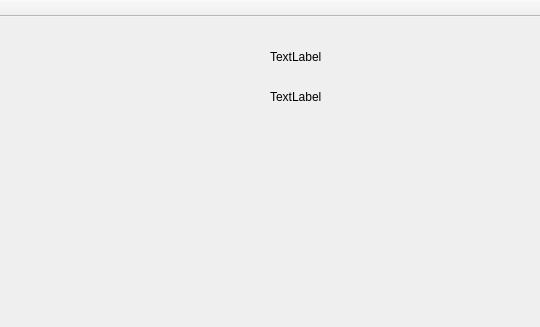
First picture: the form in mainwindow.ui, repository xinhaowang/King-new, before the edit; both pictures show x 660 to 1200 and y 0 to 327 of the 1200 by 750 pixel window.
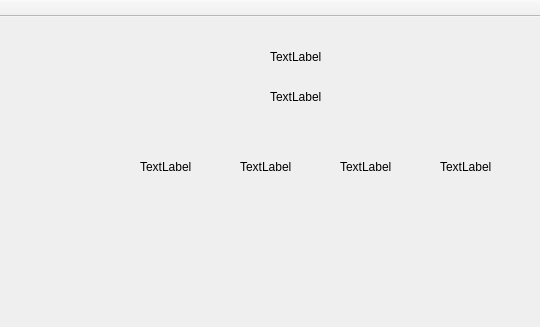
Second picture: the form after the edit.

Commit message:
finished the gold collection phase
finish the gold collection phase

What changed in the file:
```diff
--- a/mainwindow.ui
+++ b/mainwindow.ui
@@ -40,6 +40,58 @@
      <string>TextLabel</string>
     </property>
    </widget>
+   <widget class="QLabel" name="Player1_Gold">
+    <property name="geometry">
+     <rect>
+      <x>800</x>
+      <y>110</y>
+      <width>80</width>
+      <height>80</height>
+     </rect>
+    </property>
+    <property name="text">
+     <string>TextLabel</string>
+    </property>
+   </widget>
+   <widget class="QLabel" name="Player4_Gold">
+    <property name="geometry">
+     <rect>
+      <x>1100</x>
+      <y>110</y>
+      <width>80</width>
+      <height>80</height>
+     </rect>
+    </property>
+    <property name="text">
+     <string>TextLabel</string>
+    </property>
+   </widget>
+   <widget class="QLabel" name="Player3_Gold">
+    <property name="geometry">
+     <rect>
+      <x>1000</x>
+      <y>110</y>
+      <width>80</width>
+      <height>80</height>
+     </rect>
+    </property>
+    <property name="text">
+     <string>TextLabel</string>
+    </property>
+   </widget>
+   <widget class="QLabel" name="Player2_Gold">
+    <property name="geometry">
+     <rect>
+      <x>900</x>
+      <y>110</y>
+      <width>80</width>
+      <height>80</height>
+     </rect>
+    </property>
+    <property name="text">
+     <string>TextLabel</string>
+    </property>
+   </widget>
   </widget>
   <widget class="QMenuBar" name="menuBar">
    <property name="geometry">
```
The commit also changes 36 other files.
